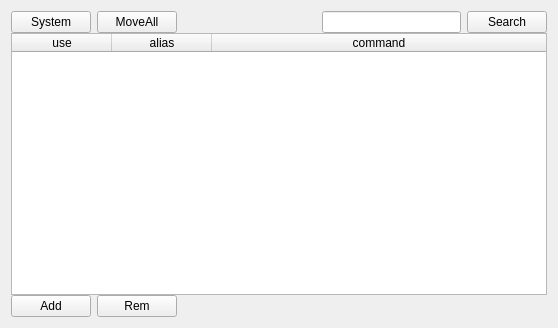
kyyblabla/AliasManager, file mainwindow.ui: the form before one commit.
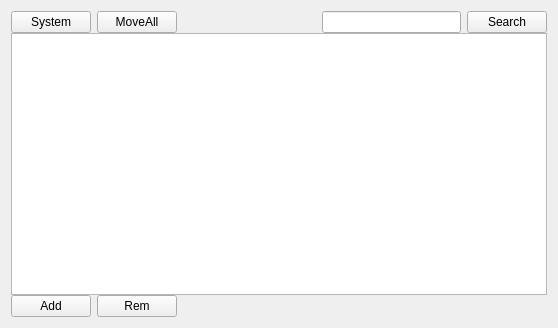
The form after the commit.

The edit to the form file:
```diff
--- a/mainwindow.ui
+++ b/mainwindow.ui
@@ -60,7 +60,7 @@
      </layout>
     </item>
     <item>
-     <widget class="QTableWidget" name="tableWidget">
+     <widget class="QTableView" name="tableView">
       <property name="selectionMode">
        <enum>QAbstractItemView::SingleSelection</enum>
       </property>
@@ -79,30 +79,18 @@
       <property name="cornerButtonEnabled">
        <bool>true</bool>
       </property>
-      <attribute name="horizontalHeaderShowSortIndicator" stdset="0">
-       <bool>true</bool>
-      </attribute>
       <attribute name="horizontalHeaderStretchLastSection">
        <bool>true</bool>
       </attribute>
       <attribute name="verticalHeaderVisible">
        <bool>false</bool>
       </attribute>
-      <column>
-       <property name="text">
-        <string>use</string>
-       </property>
-      </column>
-      <column>
-       <property name="text">
-        <string>alias</string>
-       </property>
-      </column>
-      <column>
-       <property name="text">
-        <string>command</string>
-       </property>
-      </column>
+      <attribute name="verticalHeaderCascadingSectionResizes">
+       <bool>true</bool>
+      </attribute>
+      <attribute name="verticalHeaderDefaultSectionSize">
+       <number>0</number>
+      </attribute>
      </widget>
     </item>
     <item>
```
